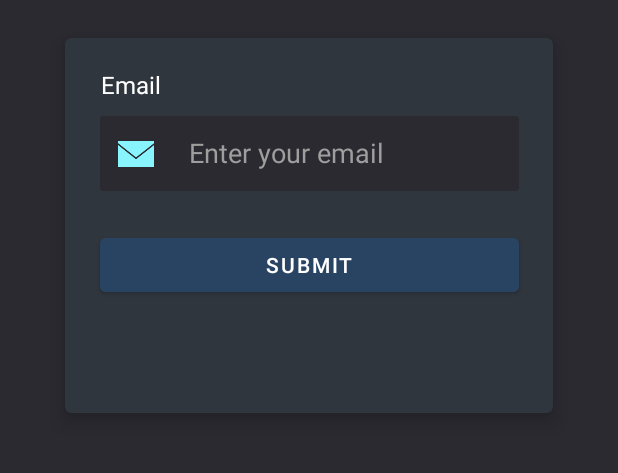
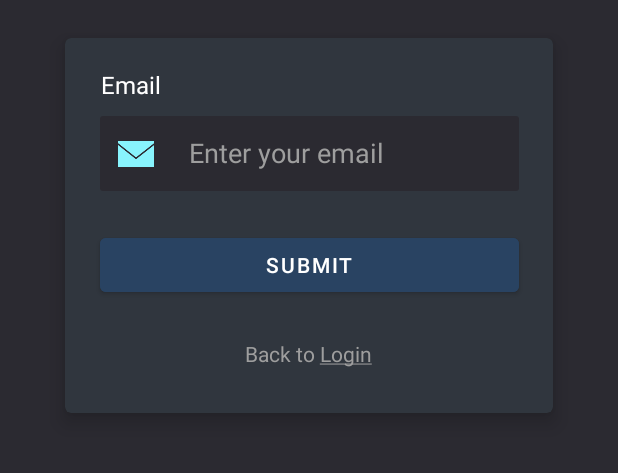
Before and after one commit to meldogdo/RoboNav, an Android app: the ForgotPasswordActivity screen opened directly, with no data from a screen before it, after a tap on "SUBMIT", on a phone screen of 412 x 824 dp, the part 353-826 px from its top. Run offline under Robolectric (Android 15) with nearby library versions, the phone set to English and light mode, and no system bars.

Commit message:
back to login from forgot password

```diff
--- a/app/src/main/java/com/robonav/app/ForgotPasswordActivity.java
+++ b/app/src/main/java/com/robonav/app/ForgotPasswordActivity.java
@@ -2,9 +2,12 @@ package com.robonav.app;
 
 import android.content.Intent;
 import android.os.Bundle;
-import android.util.Patterns;
+import android.text.SpannableString;
+import android.text.Spanned;
+import android.text.style.UnderlineSpan;
 import android.widget.Button;
 import android.widget.EditText;
+import android.widget.TextView;
 import android.widget.Toast;
 import androidx.appcompat.app.AppCompatActivity;
 
@@ -20,6 +23,12 @@ public class ForgotPasswordActivity extends AppCompatActivity {
         // Initialize views
         emailEditText = findViewById(R.id.emailEditText);
         Button submitButton = findViewById(R.id.submitButton);
+        TextView backToLoginText = findViewById(R.id.backToLoginText);
+
+        // Underline the "Back to Login" text
+        SpannableString spannableString = new SpannableString("Back to Login");
+        spannableString.setSpan(new UnderlineSpan(), 8, spannableString.length(), Spanned.SPAN_EXCLUSIVE_EXCLUSIVE);
+        backToLoginText.setText(spannableString);
 
         // Handle Submit button click
         submitButton.setOnClickListener(v -> {
@@ -28,17 +37,23 @@ public class ForgotPasswordActivity extends AppCompatActivity {
             // Validate email
             if (email.isEmpty()) {
                 Toast.makeText(ForgotPasswordActivity.this, "Please enter your email", Toast.LENGTH_SHORT).show();
-            } else if (!Patterns.EMAIL_ADDRESS.matcher(email).matches()) {
+            } else if (!android.util.Patterns.EMAIL_ADDRESS.matcher(email).matches()) {
                 Toast.makeText(ForgotPasswordActivity.this, "Invalid email address", Toast.LENGTH_SHORT).show();
             } else {
-                // Simulate sending reset password link
                 Toast.makeText(ForgotPasswordActivity.this, "Reset password link sent", Toast.LENGTH_SHORT).show();
-
-                // Navigate back to MainActivity
+                // Optionally navigate back to login
                 Intent intent = new Intent(ForgotPasswordActivity.this, MainActivity.class);
                 startActivity(intent);
-                finish(); // Finish the current activity
+                finish();
             }
+        });
+
+        // Handle "Back to Login" text click
+        backToLoginText.setOnClickListener(v -> {
+            // Navigate back to login page
+            Intent intent = new Intent(ForgotPasswordActivity.this, MainActivity.class);
+            startActivity(intent);
+            finish(); // Close ForgotPasswordActivity
         });
     }
 }
--- a/app/src/main/res/layout/forgot_password_activity.xml
+++ b/app/src/main/res/layout/forgot_password_activity.xml
@@ -30,7 +30,8 @@
         app:cardElevation="8dp"
         app:layout_constraintEnd_toEndOf="parent"
         app:layout_constraintStart_toStartOf="parent"
-        app:layout_constraintTop_toBottomOf="@id/logoImageView">
+        app:layout_constraintTop_toBottomOf="@id/logoImageView"
+        tools:ignore="TextSizeCheck">
 
         <androidx.constraintlayout.widget.ConstraintLayout
             android:layout_width="match_parent"
@@ -106,6 +107,30 @@
                 app:layout_constraintEnd_toEndOf="parent"
                 app:layout_constraintStart_toStartOf="parent"
                 app:layout_constraintTop_toBottomOf="@id/emailField" />
+
+            <TextView
+                android:id="@+id/backToLoginText"
+                android:layout_width="wrap_content"
+                android:layout_height="wrap_content"
+                android:layout_marginStart="120dp"
+                android:layout_marginTop="25dp"
+                android:layout_marginEnd="120dp"
+                android:layout_marginBottom="31dp"
+                android:clickable="true"
+                android:focusable="true"
+                android:gravity="center"
+                android:minHeight="48dp"
+                android:text="@string/back_to_login"
+                android:textColor="@color/gray_high_contrast"
+                android:textSize="14sp"
+                app:layout_constraintBottom_toBottomOf="parent"
+                app:layout_constraintEnd_toEndOf="parent"
+                app:layout_constraintHorizontal_bias="0.0"
+                app:layout_constraintStart_toStartOf="parent"
+                app:layout_constraintTop_toBottomOf="@+id/submitButton"
+                app:layout_constraintVertical_bias="0.482"
+                tools:ignore="MissingConstraints" />
         </androidx.constraintlayout.widget.ConstraintLayout>
     </androidx.cardview.widget.CardView>
+
 </androidx.constraintlayout.widget.ConstraintLayout>
--- a/app/src/main/res/values/strings.xml
+++ b/app/src/main/res/values/strings.xml
@@ -22,5 +22,6 @@
     <string name="email_icon">Email Icon</string>
     <string name="enter_your_email">Enter your email</string>
     <string name="submit">Submit</string>
+    <string name="back_to_login">Back to Login</string>
 
 </resources>
```
